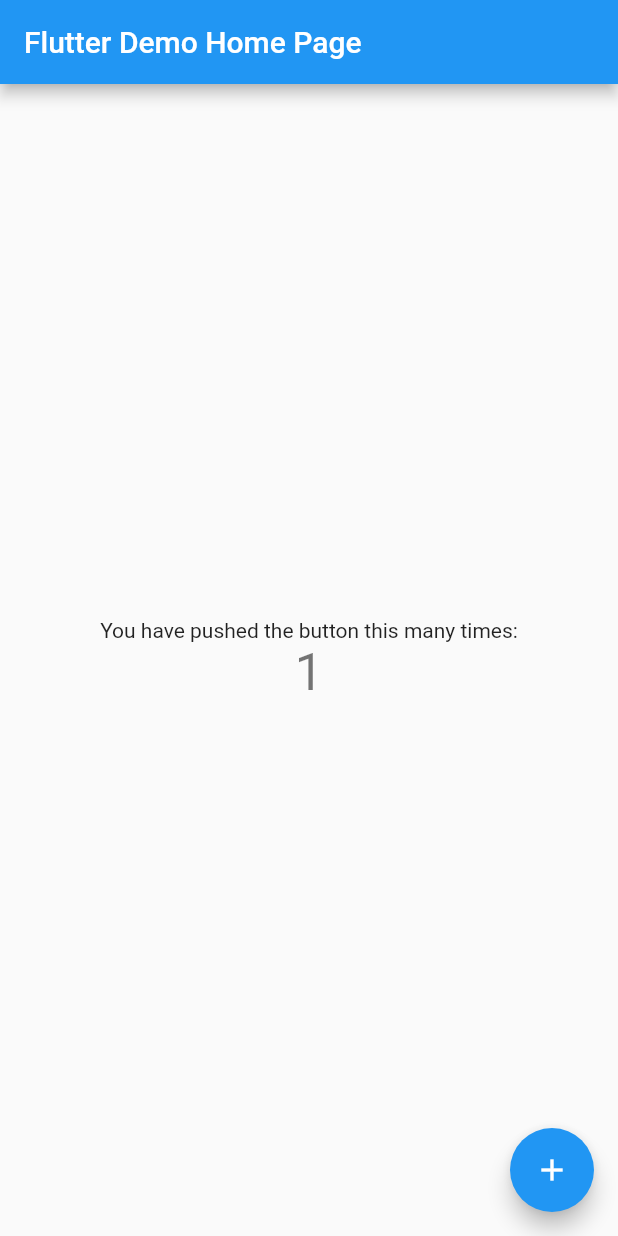
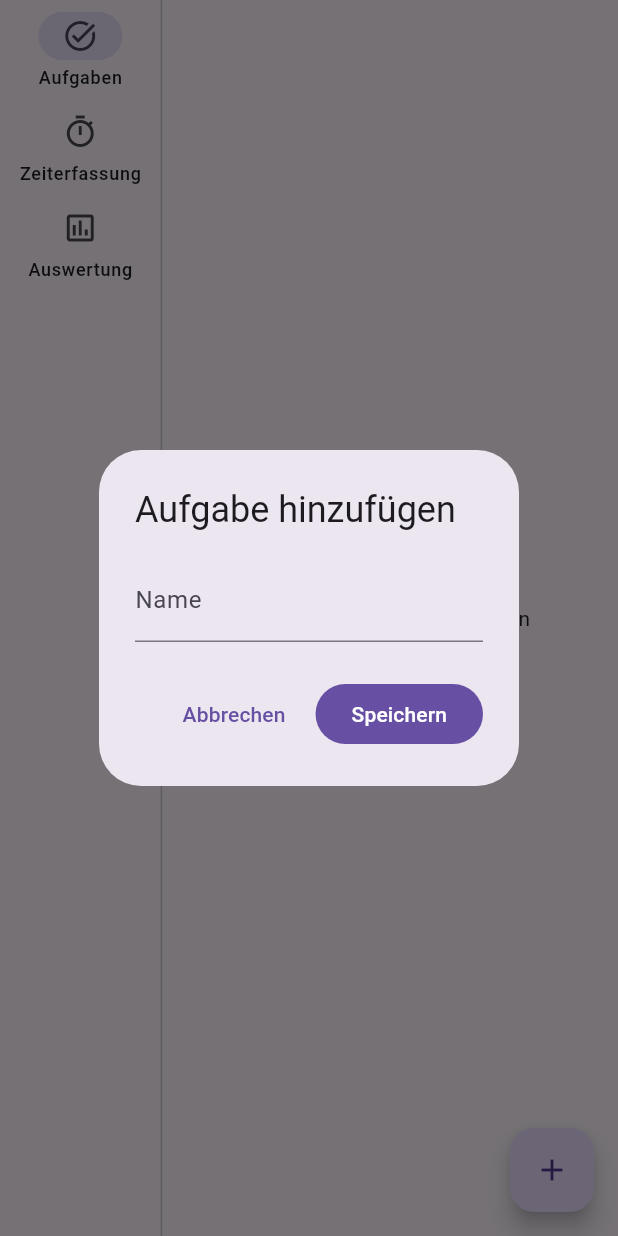
Before and after one commit to devtronic/modulare-flutter-apps, a Flutter app: the screen it shows after launch, after a tap on the "add" icon, on a phone screen of 412 x 824 dp. Run offline on Flutter 3.47's test engine with Material 2 defaults, Android fonts, the phone set to English and light mode, and no system bars; drawn by our look-alikes of reactive_forms; our stand-ins replace rxdart.

Commit message:
feat: Added the project scaffold and added the tasks section

```diff
--- a/lib/main.dart
+++ b/lib/main.dart
@@ -1,115 +1,25 @@
 import 'package:flutter/material.dart';
 
+import 'navigation_outlet.dart';
+
 void main() {
-  runApp(const MyApp());
+  runApp(
+    MaterialApp(
+      debugShowCheckedModeBanner: false,
+      theme: ThemeData(useMaterial3: true),
+      home: const NavigationOutlet(),
+      onGenerateRoute: (RouteSettings settings) {
+        return PageRouteBuilder(
+          pageBuilder: (
+            BuildContext context,
+            Animation<double> animation,
+            Animation<double> secondaryAnimation,
+          ) {
+            return NavigationOutlet(routeName: settings.name);
+          },
+          settings: settings,
+        );
+      },
+    ),
+  );
 }
-
-class MyApp extends StatelessWidget {
-  const MyApp({super.key});
-
-  // This widget is the root of your application.
-  @override
-  Widget build(BuildContext context) {
-    return MaterialApp(
-      title: 'Flutter Demo',
-      theme: ThemeData(
-        // This is the theme of your application.
-        //
-        // Try running your application with "flutter run". You'll see the
-        // application has a blue toolbar. Then, without quitting the app, try
-        // changing the primarySwatch below to Colors.green and then invoke
-        // "hot reload" (press "r" in the console where you ran "flutter run",
-        // or simply save your changes to "hot reload" in a Flutter IDE).
-        // Notice that the counter didn't reset back to zero; the application
-        // is not restarted.
-        primarySwatch: Colors.blue,
-      ),
-      home: const MyHomePage(title: 'Flutter Demo Home Page'),
-    );
-  }
-}
-
-class MyHomePage extends StatefulWidget {
-  const MyHomePage({super.key, required this.title});
-
-  // This widget is the home page of your application. It is stateful, meaning
-  // that it has a State object (defined below) that contains fields that affect
-  // how it looks.
-
-  // This class is the configuration for the state. It holds the values (in this
-  // case the title) provided by the parent (in this case the App widget) and
-  // used by the build method of the State. Fields in a Widget subclass are
-  // always marked "final".
-
-  final String title;
-
-  @override
-  State<MyHomePage> createState() => _MyHomePageState();
-}
-
-class _MyHomePageState extends State<MyHomePage> {
-  int _counter = 0;
-
-  void _incrementCounter() {
-    setState(() {
-      // This call to setState tells the Flutter framework that something has
-      // changed in this State, which causes it to rerun the build method below
-      // so that the display can reflect the updated values. If we changed
-      // _counter without calling setState(), then the build method would not be
-      // called again, and so nothing would appear to happen.
-      _counter++;
-    });
-  }
-
-  @override
-  Widget build(BuildContext context) {
-    // This method is rerun every time setState is called, for instance as done
-    // by the _incrementCounter method above.
-    //
-    // The Flutter framework has been optimized to make rerunning build methods
-    // fast, so that you can just rebuild anything that needs updating rather
-    // than having to individually change instances of widgets.
-    return Scaffold(
-      appBar: AppBar(
-        // Here we take the value from the MyHomePage object that was created by
-        // the App.build method, and use it to set our appbar title.
-        title: Text(widget.title),
-      ),
-      body: Center(
-        // Center is a layout widget. It takes a single child and positions it
-        // in the middle of the parent.
-        child: Column(
-          // Column is also a layout widget. It takes a list of children and
-          // arranges them vertically. By default, it sizes itself to fit its
-          // children horizontally, and tries to be as tall as its parent.
-          //
-          // Invoke "debug painting" (press "p" in the console, choose the
-          // "Toggle Debug Paint" action from the Flutter Inspector in Android
-          // Studio, or the "Toggle Debug Paint" command in Visual Studio Code)
-          // to see the wireframe for each widget.
-          //
-          // Column has various properties to control how it sizes itself and
-          // how it positions its children. Here we use mainAxisAlignment to
-          // center the children vertically; the main axis here is the vertical
-          // axis because Columns are vertical (the cross axis would be
-          // horizontal).
-          mainAxisAlignment: MainAxisAlignment.center,
-          children: <Widget>[
-            const Text(
-              'You have pushed the button this many times:',
-            ),
-            Text(
-              '$_counter',
-              style: Theme.of(context).textTheme.headlineMedium,
-            ),
-          ],
-        ),
-      ),
-      floatingActionButton: FloatingActionButton(
-        onPressed: _incrementCounter,
-        tooltip: 'Increment',
-        child: const Icon(Icons.add),
-      ), // This trailing comma makes auto-formatting nicer for build methods.
-    );
-  }
-}
--- /dev/null
+++ b/lib/navigation_outlet.dart
@@ -0,0 +1,106 @@
+import 'package:flutter/material.dart';
+
+import 'tasks/repository/task_repository.dart';
+import 'tasks/widgets/tasks_list.dart';
+
+final _taskRepository = TaskRepository();
+
+class NavigationOutlet extends StatefulWidget {
+  final String? routeName;
+
+  const NavigationOutlet({this.routeName = null, super.key});
+
+  @override
+  State<NavigationOutlet> createState() {
+    return _NavigationOutletState();
+  }
+}
+
+class _NavigationOutletState extends State<NavigationOutlet> {
+  final GlobalKey<ScaffoldState> scaffoldKey = GlobalKey<ScaffoldState>();
+  final GlobalKey<NavigatorState> navigatorKey = GlobalKey<NavigatorState>();
+
+  int screenIndex = 0;
+
+  static const _destinations = [
+    NavigationRailDestination(
+      label: Text('Aufgaben'),
+      icon: Icon(Icons.task_alt_outlined),
+      selectedIcon: Icon(Icons.task_alt),
+    ),
+    NavigationRailDestination(
+      label: Text('Zeiterfassung'),
+      icon: Icon(Icons.timer_outlined),
+      selectedIcon: Icon(Icons.timer),
+    ),
+    NavigationRailDestination(
+      label: Text('Auswertung'),
+      icon: Icon(Icons.assessment_outlined),
+      selectedIcon: Icon(Icons.assessment),
+    ),
+  ];
+
+  static const _routes = ['tasks', 'time-tracking', 'reporting'];
+
+  @override
+  void initState() {
+    super.initState();
+    screenIndex = _routes.indexOf(widget.routeName ?? _routes[0]);
+  }
+
+  @override
+  Widget build(BuildContext context) {
+    return Scaffold(
+      key: scaffoldKey,
+      body: SafeArea(
+        bottom: false,
+        top: false,
+        child: Row(
+          children: <Widget>[
+            _buildNavigation(context),
+            const VerticalDivider(thickness: 1, width: 1),
+            _buildContent(),
+          ],
+        ),
+      ),
+    );
+  }
+
+  Expanded _buildContent() {
+    return Expanded(
+      child: Navigator(
+        key: navigatorKey,
+        onGenerateRoute: (RouteSettings settings) {
+          WidgetBuilder builder = (ctx) => const Placeholder(
+                child: Text("Missing Route"),
+              );
+          if (widget.routeName == null || widget.routeName == 'tasks') {
+            builder = (ctx) => TasksList(taskRepository: _taskRepository);
+          }
+          return MaterialPageRoute<void>(
+            builder: builder,
+            settings: settings,
+          );
+        },
+      ),
+    );
+  }
+
+  Widget _buildNavigation(BuildContext context) {
+    return Padding(
+      padding: const EdgeInsets.symmetric(horizontal: 5),
+      child: NavigationRail(
+        labelType: NavigationRailLabelType.all,
+        destinations: _destinations,
+        selectedIndex: screenIndex,
+        useIndicator: true,
+        onDestinationSelected: (int index) {
+          Navigator.of(context).pushNamed(_routes[index]);
+          setState(() {
+            screenIndex = index;
+          });
+        },
+      ),
+    );
+  }
+}
--- /dev/null
+++ b/lib/tasks/dto/task.dart
@@ -0,0 +1,19 @@
+class Task {
+  int id;
+
+  String text;
+
+  DateTime? createdAt;
+
+  DateTime? doneAt;
+
+  bool isDone;
+
+  Task({
+    required this.text,
+    this.createdAt,
+    this.doneAt,
+    this.id = 0,
+    this.isDone = false,
+  });
+}
--- /dev/null
+++ b/lib/tasks/widgets/edit_task_dialog.dart
@@ -0,0 +1,74 @@
+import 'package:flutter/material.dart';
+import 'package:reactive_forms/reactive_forms.dart';
+
+import '../dto/task.dart';
+
+class EditTaskDialog extends StatelessWidget {
+  late final Task _task;
+
+  final FormGroup _formGroup = FormGroup({
+    'text': FormControl<String>(
+      value: '',
+      validators: [Validators.required],
+    ),
+  });
+
+  EditTaskDialog({Task? task, super.key}) {
+    _task = task ?? Task(text: '');
+    _formGroup.patchValue({'text': _task.text});
+  }
+
+  @override
+  Widget build(BuildContext context) {
+    return AlertDialog(
+      alignment: Alignment.center,
+      title: const Text("Aufgabe hinzufügen"),
+      content: _buildDialogContent(context),
+      actions: _buildDialogActions(context),
+    );
+  }
+
+  StreamBuilder<ControlStatus> _buildDialogContent(BuildContext context) {
+    return StreamBuilder<ControlStatus>(
+      stream: _formGroup.statusChanged,
+      builder: (ctx, snapshot) => ReactiveForm(
+        formGroup: _formGroup,
+        child: Column(
+          mainAxisSize: MainAxisSize.min,
+          children: [
+            ReactiveTextField(
+              decoration: const InputDecoration(labelText: 'Name'),
+              formControlName: 'text',
+              validationMessages: {
+                'required': (f) => 'Dieses Feld ist erforderlich'
+              },
+            )
+          ],
+        ),
+      ),
+    );
+  }
+
+  List<Widget> _buildDialogActions(BuildContext context) {
+    return [
+      TextButton(
+        child: const Text('Abbrechen'),
+        onPressed: () {
+          Navigator.of(context).pop();
+        },
+      ),
+      FilledButton(
+        child: const Text('Speichern'),
+        onPressed: () => _saveTask(context),
+      ),
+    ];
+  }
+
+  void _saveTask(BuildContext context) {
+    if (_formGroup.invalid) {
+      return;
+    }
+    _task.text = _formGroup.value['text'] as String;
+    Navigator.of(context).pop(_task);
+  }
+}
--- /dev/null
+++ b/lib/tasks/widgets/tasks_list.dart
@@ -0,0 +1,128 @@
+import 'package:ctwebdev2023/tasks/widgets/edit_task_dialog.dart';
+import 'package:flutter/material.dart';
+
+import '../dto/task.dart';
+import '../repository/task_repository.dart';
+
+class TasksList extends StatelessWidget {
+  final TaskRepository _tasksRepository;
+
+  const TasksList({
+    required TaskRepository taskRepository,
+    super.key,
+  }) : _tasksRepository = taskRepository;
+
+  @override
+  Widget build(BuildContext context) {
+    return Scaffold(
+      body: StreamBuilder<List<Task>>(
+        stream: _tasksRepository.tasks$,
+        builder: (ctx, snapshot) {
+          if (!snapshot.hasData) {
+            return const Center(child: CircularProgressIndicator());
+          }
+
+          if (snapshot.data!.isEmpty) {
+            return const Center(
+              child: Text('Noch keine Todos vorhanden'),
+            );
+          }
+
+          return ListView(
+            children: snapshot.data!.map(_buildTaskListTile).toList(),
+          );
+        },
+      ),
+      floatingActionButton: _buildFloatingActionButton(context),
+    );
+  }
+
+  Widget _buildFloatingActionButton(BuildContext context) {
+    return FloatingActionButton(
+      onPressed: () => _showNewTaskDialog(context),
+      child: const Icon(Icons.add),
+    );
+  }
+
+  Future<void> _showNewTaskDialog(BuildContext context) async {
+    await _editTask(context, null);
+  }
+
+  Future<void> _editTask(BuildContext context, Task? task) async {
+    var result = await showDialog(
+      context: context,
+      barrierDismissible: false,
+      builder: (ctx) => EditTaskDialog(task: task),
+    );
+    if (result is Task) {
+      _tasksRepository.save(result);
+    }
+  }
+
+  Widget _buildTaskListTile(Task task) {
+    return CheckboxListTile(
+      controlAffinity: ListTileControlAffinity.leading,
+      title: Text(
+        task.text,
+        style: task.isDone
+            ? const TextStyle(decoration: TextDecoration.lineThrough)
+            : null,
+      ),
+      value: task.isDone,
+      onChanged: (checked) =>
+          _tasksRepository.updateTaskState(task, checked ?? false),
+      secondary: Builder(
+        builder: (context) {
+          return Flex(
+            direction: Axis.horizontal,
+            mainAxisSize: MainAxisSize.min,
+            children: [
+              IconButton(
+                onPressed: () => _editTask(context, task),
+                icon: const Icon(Icons.edit),
+              ),
+              IconButton(
+                onPressed: () => _deleteTask(context, task),
+                icon: const Icon(Icons.delete_outline),
+              ),
+            ],
+          );
+        },
+      ),
+    );
+  }
+
+  _deleteTask(BuildContext context, Task task) async {
+    if (await _confirmDelete(context, task)) {
+      _tasksRepository.delete(task);
+    }
+  }
+
+  Future<bool> _confirmDelete(BuildContext context, Task task) async {
+    return (await showDialog<bool>(
+          context: context,
+          builder: (context) => AlertDialog(
+            title: Text('Aufgabe löschen'),
+            content:
+                Text('Möchtest du die Aufgabe ${task.text} wirklich löschen?'),
+            actions: [
+              TextButton(
+                child: const Text('Abbrechen'),
+                onPressed: () {
+                  Navigator.of(context).pop(false);
+                },
+              ),
+              FilledButton.tonal(
+                style:
+                    FilledButton.styleFrom(foregroundColor: Colors.redAccent),
+                child: const Text('Löschen'),
+                onPressed: () {
+                  Navigator.of(context).pop(true);
+                },
+              )
+            ],
+          ),
+        )) ??
+        false;
+  }
+}
--- a/pubspec.yaml
+++ b/pubspec.yaml
@@ -35,6 +35,8 @@ dependencies:
   # The following adds the Cupertino Icons font to your application.
   # Use with the CupertinoIcons class for iOS style icons.
   cupertino_icons: ^1.0.2
+  rxdart: ^0.27.7
+  reactive_forms: ^16.1.0
 
 dev_dependencies:
   flutter_test:
```
Also changed, not shown: lib/tasks/repository/task_repository.dart (added, +76 -0 lines), pubspec.lock, 79 other files.
